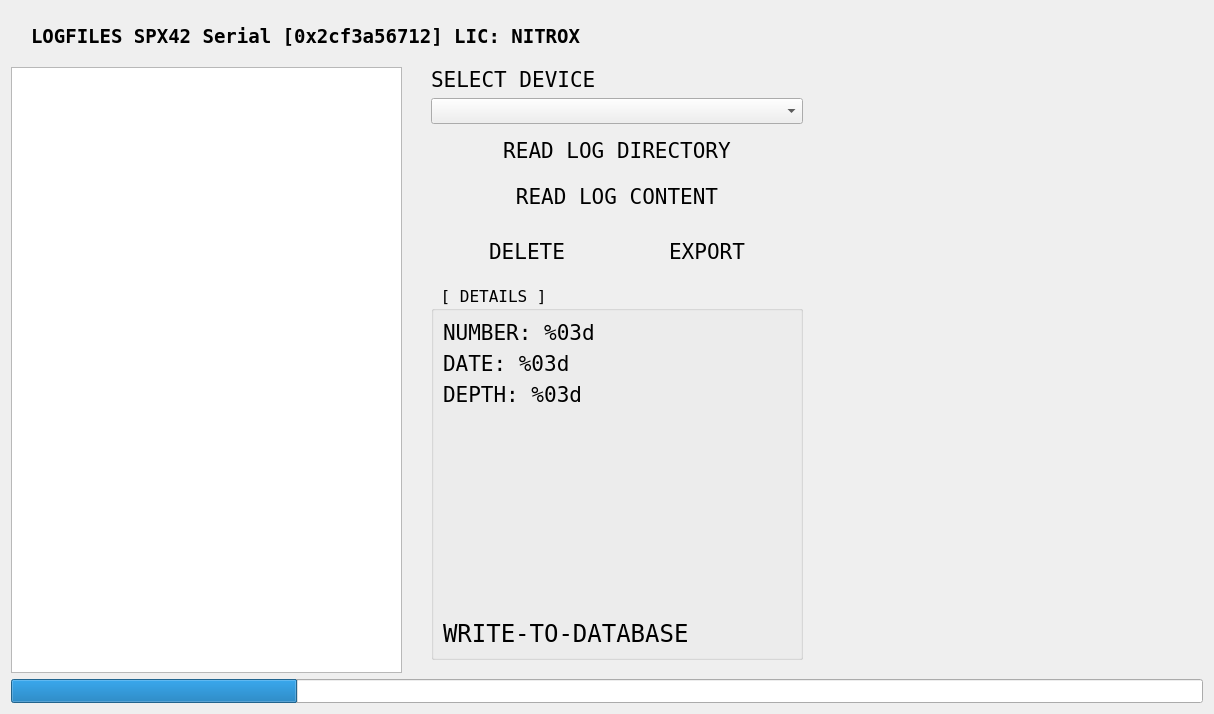
Qt form src/ui/LogFragment.ui (dmarc0001/spx42Control) before a commit.
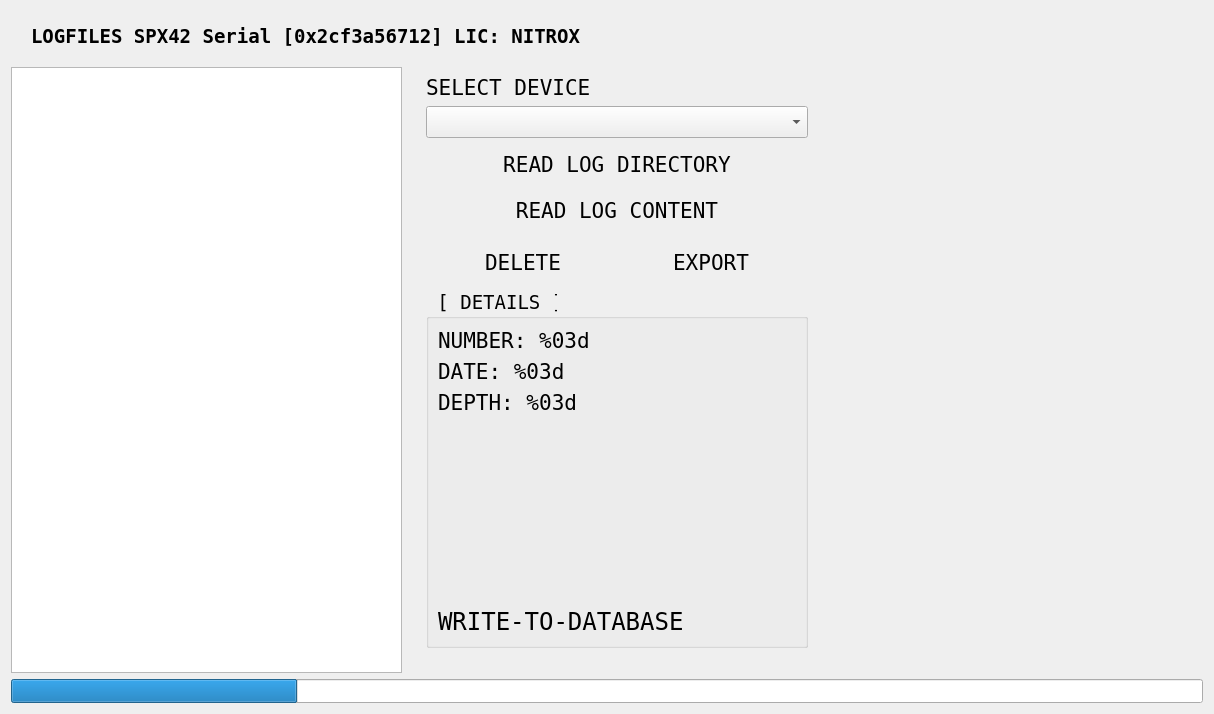
The same form after that commit.

Patch:
```diff
--- a/src/ui/LogFragment.ui
+++ b/src/ui/LogFragment.ui
@@ -214,8 +214,17 @@
          </size>
         </property>
         <layout class="QVBoxLayout" name="verticalLayout_2">
+         <property name="leftMargin">
+          <number>4</number>
+         </property>
          <property name="topMargin">
-          <number>0</number>
+          <number>8</number>
+         </property>
+         <property name="rightMargin">
+          <number>4</number>
+         </property>
+         <property name="bottomMargin">
+          <number>8</number>
          </property>
          <item>
           <widget class="QLabel" name="deviceSelectLabel">
@@ -325,7 +334,25 @@
          </item>
          <item>
           <widget class="QWidget" name="handlingWidget" native="true">
+           <property name="maximumSize">
+            <size>
+             <width>16777215</width>
+             <height>48</height>
+            </size>
+           </property>
            <layout class="QHBoxLayout" name="horizontalLayout_3">
+            <property name="leftMargin">
+             <number>6</number>
+            </property>
+            <property name="topMargin">
+             <number>6</number>
+            </property>
+            <property name="rightMargin">
+             <number>6</number>
+            </property>
+            <property name="bottomMargin">
+             <number>6</number>
+            </property>
             <item>
              <widget class="QPushButton" name="deleteContentPushButton">
               <property name="minimumSize">
@@ -387,9 +414,16 @@
          </item>
          <item>
           <widget class="QGroupBox" name="logDetailsGroupBox">
+           <property name="minimumSize">
+            <size>
+             <width>350</width>
+             <height>350</height>
+            </size>
+           </property>
            <property name="font">
             <font>
-             <pointsize>12</pointsize>
+             <pointsize>14</pointsize>
+             <kerning>false</kerning>
             </font>
            </property>
            <property name="statusTip">
@@ -402,6 +436,9 @@
             <bool>false</bool>
            </property>
            <layout class="QVBoxLayout" name="verticalLayout_3">
+            <property name="topMargin">
+             <number>9</number>
+            </property>
             <item>
              <widget class="QLabel" name="diveNumberLabel">
               <property name="sizePolicy">
@@ -461,7 +498,7 @@
               <property name="minimumSize">
                <size>
                 <width>250</width>
-                <height>200</height>
+                <height>180</height>
                </size>
               </property>
              </widget>
@@ -498,7 +535,7 @@
            <property name="sizeHint" stdset="0">
             <size>
              <width>20</width>
-             <height>10</height>
+             <height>5</height>
             </size>
            </property>
           </spacer>
```
Left out of the diff: 9 changed lines with no effect on the pictures.
